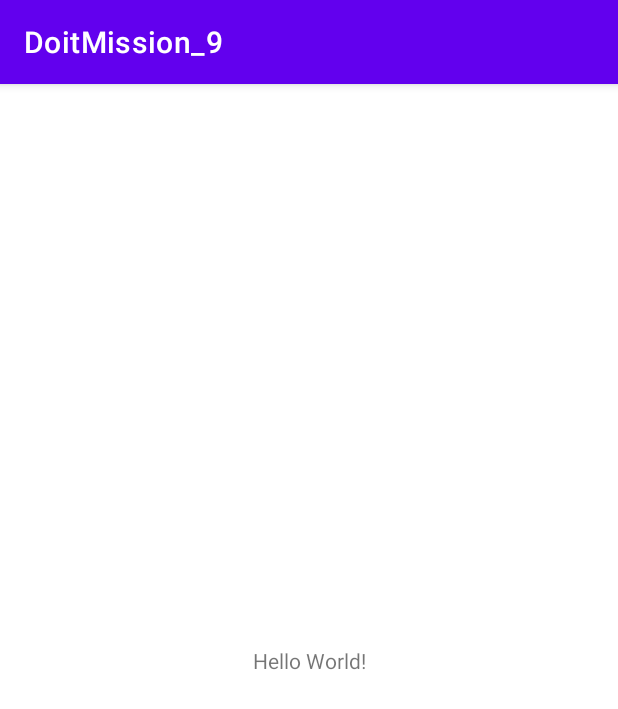
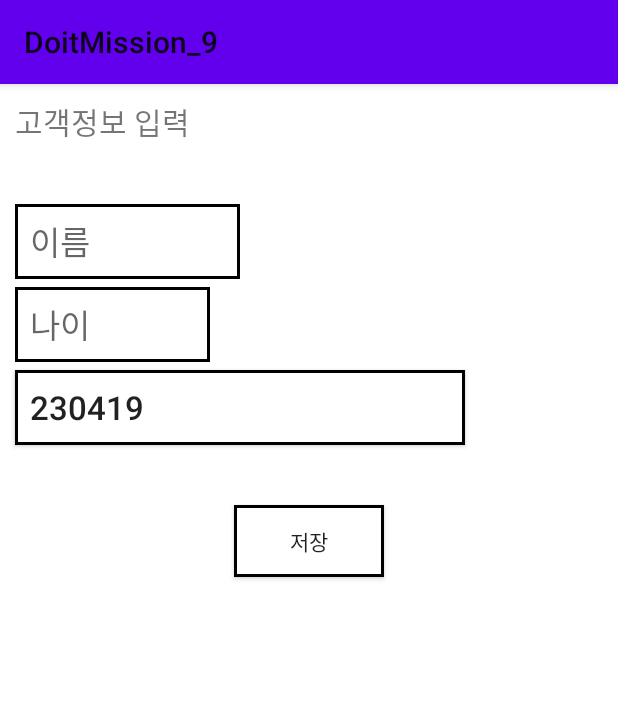
Before and after one commit to LeeJS9856/AndroidPractice, an Android app: the screen it shows after launch (MainActivity), on a phone screen of 412 x 824 dp. Shown: the top 709 px of the screen. Run offline under Robolectric (Android 15) with nearby library versions, the phone set to English and light mode, and no system bars.

Commit message:
생년월일 대화상자 1회 정상호출 후 두번째 호출시 Exception

```diff
--- a/app/src/main/java/org/techtown/doitmission_9/MainActivity.java
+++ b/app/src/main/java/org/techtown/doitmission_9/MainActivity.java
@@ -5,10 +5,13 @@ import androidx.appcompat.app.AppCompatActivity;
 import android.os.Bundle;
 
 public class MainActivity extends AppCompatActivity {
-
+    cusInfoFragment CusInfoFragment;
     @Override
     protected void onCreate(Bundle savedInstanceState) {
         super.onCreate(savedInstanceState);
         setContentView(R.layout.activity_main);
+
+        CusInfoFragment = new cusInfoFragment();
+        getSupportFragmentManager().beginTransaction().add(R.id.container, CusInfoFragment).commit();
     }
 }
--- /dev/null
+++ b/app/src/main/java/org/techtown/doitmission_9/cusInfoFragment.java
@@ -0,0 +1,74 @@
+package org.techtown.doitmission_9;
+
+import android.app.AlertDialog;
+import android.content.Context;
+import android.content.DialogInterface;
+import android.os.Bundle;
+
+
+import androidx.fragment.app.Fragment;
+
+import java.sql.Timestamp;
+import java.text.SimpleDateFormat;
+import java.util.Date;
+
+import android.text.InputFilter;
+import android.view.LayoutInflater;
+import android.view.View;
+import android.view.ViewGroup;
+import android.widget.Button;
+import android.widget.EditText;
+import android.widget.Toast;
+
+public class cusInfoFragment extends Fragment {
+private Context context;
+
+    @Override
+    public View onCreateView(LayoutInflater inflater, ViewGroup container,
+                             Bundle savedInstanceState) {
+
+        ViewGroup rootView = (ViewGroup) inflater.inflate(R.layout.fragment_cus_info, container, false);
+        context = container.getContext();
+        EditText editName = rootView.findViewById(R.id.editTextName);
+        EditText editAge = rootView.findViewById(R.id.editTextAge);
+        Button buttonBirth = rootView.findViewById(R.id.buttonBirth);
+        Button buttonSave = rootView.findViewById(R.id.buttonSave);
+
+        Timestamp ts  = new Timestamp(System.currentTimeMillis());
+        SimpleDateFormat sdf = new SimpleDateFormat("yyMMdd");
+        buttonBirth.setText(sdf.format(ts));
+        final EditText dateEdit = new EditText(getContext());
+        dateEdit.setFilters(new InputFilter[] { new InputFilter.LengthFilter(6) });
+
+        buttonBirth.setOnClickListener(new View.OnClickListener() {
+            public void onClick(View v) {
+                AlertDialog.Builder dlg = new AlertDialog.Builder(context);
+                dlg.setTitle("생년월일");
+                dlg.setMessage("생년월일 6자리를 입력하세요");
+                dlg.setView(dateEdit);
+                dlg.setPositiveButton("확인", new DialogInterface.OnClickListener() {
+                    @Override
+                    public void onClick(DialogInterface dialog, int which) {
+                        String Birth = dateEdit.getText().toString();
+                        buttonBirth.setText(Birth);
+                    }
+                });
+                dlg.show();
+            }
+        });
+
+        buttonSave.setOnClickListener(new View.OnClickListener() {
+            public  void onClick(View v) {
+                String Birth = buttonBirth.getText().toString();
+                String name = editName.getText().toString();
+                String Age = editAge.getText().toString();
+                Toast.makeText(context, "이름 : "+name+" , 나이 : "+Age+" , 생년월일 : " +Birth,Toast.LENGTH_LONG ).show();
+            }
+        });
+
+        // Inflate the layout for this fragment
+        return rootView;
+    }
+
+
+}
--- /dev/null
+++ b/app/src/main/res/drawable/button_outline.xml
@@ -0,0 +1,6 @@
+<?xml version="1.0" encoding="utf-8"?>
+<shape xmlns:android="http://schemas.android.com/apk/res/android" android:shape="rectangle">
+    <stroke android:width="2dp" android:color="@color/black"/>
+    <size android:width="1dp" />
+    <solid android:color="@color/white" />
+</shape>
--- a/app/src/main/res/layout/activity_main.xml
+++ b/app/src/main/res/layout/activity_main.xml
@@ -1,18 +1,13 @@
 <?xml version="1.0" encoding="utf-8"?>
-<androidx.constraintlayout.widget.ConstraintLayout xmlns:android="http://schemas.android.com/apk/res/android"
+<FrameLayout xmlns:android="http://schemas.android.com/apk/res/android"
     xmlns:app="http://schemas.android.com/apk/res-auto"
     xmlns:tools="http://schemas.android.com/tools"
+    android:id="@+id/container"
     android:layout_width="match_parent"
     android:layout_height="match_parent"
     tools:context=".MainActivity">
 
-    <TextView
-        android:layout_width="wrap_content"
-        android:layout_height="wrap_content"
-        android:text="Hello World!"
-        app:layout_constraintBottom_toBottomOf="parent"
-        app:layout_constraintEnd_toEndOf="parent"
-        app:layout_constraintStart_toStartOf="parent"
-        app:layout_constraintTop_toTopOf="parent" />
 
-</androidx.constraintlayout.widget.ConstraintLayout>
+
+
+</FrameLayout>
--- /dev/null
+++ b/app/src/main/res/layout/fragment_cus_info.xml
@@ -0,0 +1,68 @@
+<?xml version="1.0" encoding="utf-8"?>
+<LinearLayout xmlns:android="http://schemas.android.com/apk/res/android"
+    xmlns:tools="http://schemas.android.com/tools"
+    android:id="@+id/frameLayout"
+    android:layout_width="match_parent"
+    android:layout_height="match_parent"
+    android:orientation="vertical"
+    android:background="@color/white"
+    tools:context=".cusInfoFragment" >
+
+    <TextView
+        android:id="@+id/textInputInfo"
+        android:layout_width="match_parent"
+        android:layout_height="wrap_content"
+        android:layout_margin="10dp"
+        android:text="고객정보 입력"
+        android:textSize="20sp"/>
+
+    <EditText
+        android:id="@+id/editTextName"
+        android:layout_width="150dp"
+        android:layout_height="50dp"
+        android:layout_marginTop="30dp"
+        android:ems="10"
+        android:maxLength="10"
+        android:hint="이름"
+        android:privateImeOptions="defaultInputmode=korean"
+        android:textSize="22sp"
+        android:paddingLeft="10dp"
+        android:background="@drawable/button_outline"
+        android:layout_marginStart="10dp"
+        android:inputType="textPersonName" />
+
+    <EditText
+        android:id="@+id/editTextAge"
+        android:layout_width="130dp"
+        android:layout_height="50dp"
+        android:ems="3"
+        android:maxLength="3"
+        android:hint = "나이"
+        android:paddingLeft="10dp"
+        android:textSize="22sp"
+        android:background="@drawable/button_outline"
+        android:layout_marginTop="5dp"
+        android:layout_marginStart="10dp"
+        android:inputType="number" />
+
+    <Button
+        android:id="@+id/buttonBirth"
+        android:layout_width="300dp"
+        android:layout_height="50dp"
+        android:background="@drawable/button_outline"
+        android:gravity="center_vertical"
+        android:layout_marginTop="5dp"
+        android:layout_marginStart="10dp"
+        android:text="생년월일"
+        android:paddingLeft="10dp"
+        android:textSize="22sp"/>
+
+    <Button
+        android:id="@+id/buttonSave"
+        android:layout_width="100dp"
+        android:layout_height="wrap_content"
+        android:layout_gravity="center"
+        android:layout_marginTop="40dp"
+        android:background="@drawable/button_outline"
+        android:text="저장" />
+</LinearLayout>
--- a/app/src/main/res/values-night/themes.xml
+++ b/app/src/main/res/values-night/themes.xml
@@ -1,6 +1,6 @@
 <resources xmlns:tools="http://schemas.android.com/tools">
     <!-- Base application theme. -->
-    <style name="Theme.DoitMission_9" parent="Theme.MaterialComponents.DayNight.DarkActionBar">
+    <style name="Theme.DoitMission_9" parent="Theme.AppCompat.DayNight">
         <!-- Primary brand color. -->
         <item name="colorPrimary">@color/purple_200</item>
         <item name="colorPrimaryVariant">@color/purple_700</item>
--- a/app/src/main/res/values/strings.xml
+++ b/app/src/main/res/values/strings.xml
@@ -1,3 +1,5 @@
 <resources>
     <string name="app_name">DoitMission_9</string>
+    <!-- TODO: Remove or change this placeholder text -->
+    <string name="hello_blank_fragment">Hello blank fragment</string>
 </resources>
--- a/app/src/main/res/values/themes.xml
+++ b/app/src/main/res/values/themes.xml
@@ -1,6 +1,6 @@
 <resources xmlns:tools="http://schemas.android.com/tools">
     <!-- Base application theme. -->
-    <style name="Theme.DoitMission_9" parent="Theme.MaterialComponents.DayNight.DarkActionBar">
+    <style name="Theme.DoitMission_9" parent="Theme.AppCompat.Light">
         <!-- Primary brand color. -->
         <item name="colorPrimary">@color/purple_500</item>
         <item name="colorPrimaryVariant">@color/purple_700</item>
```
